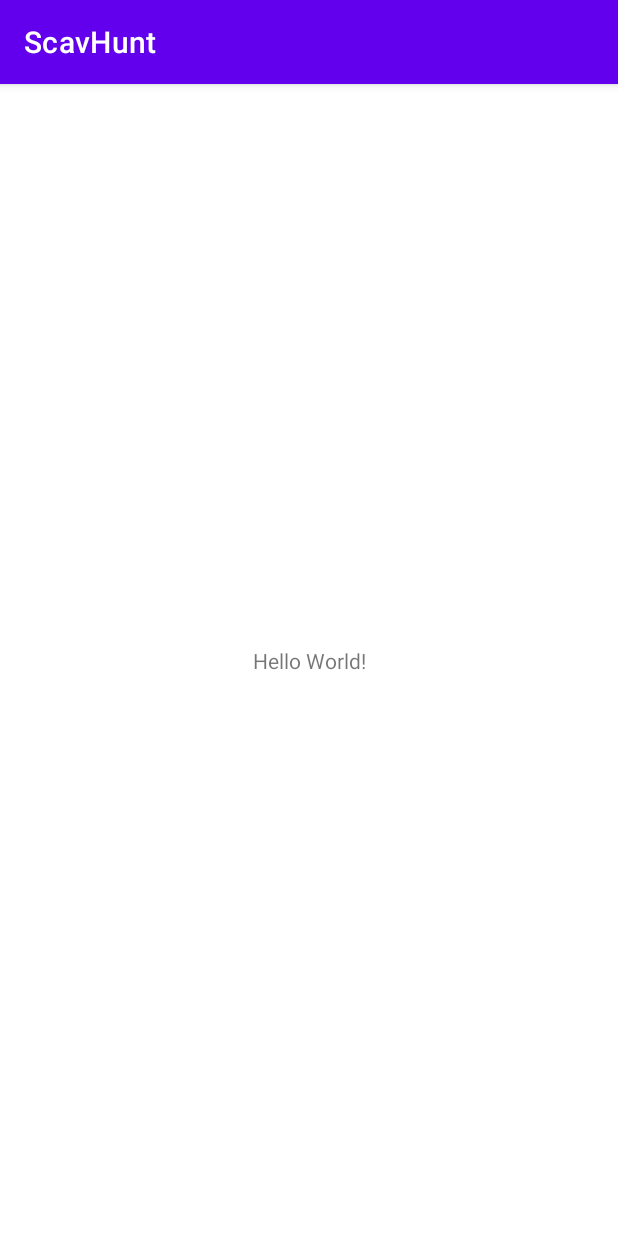
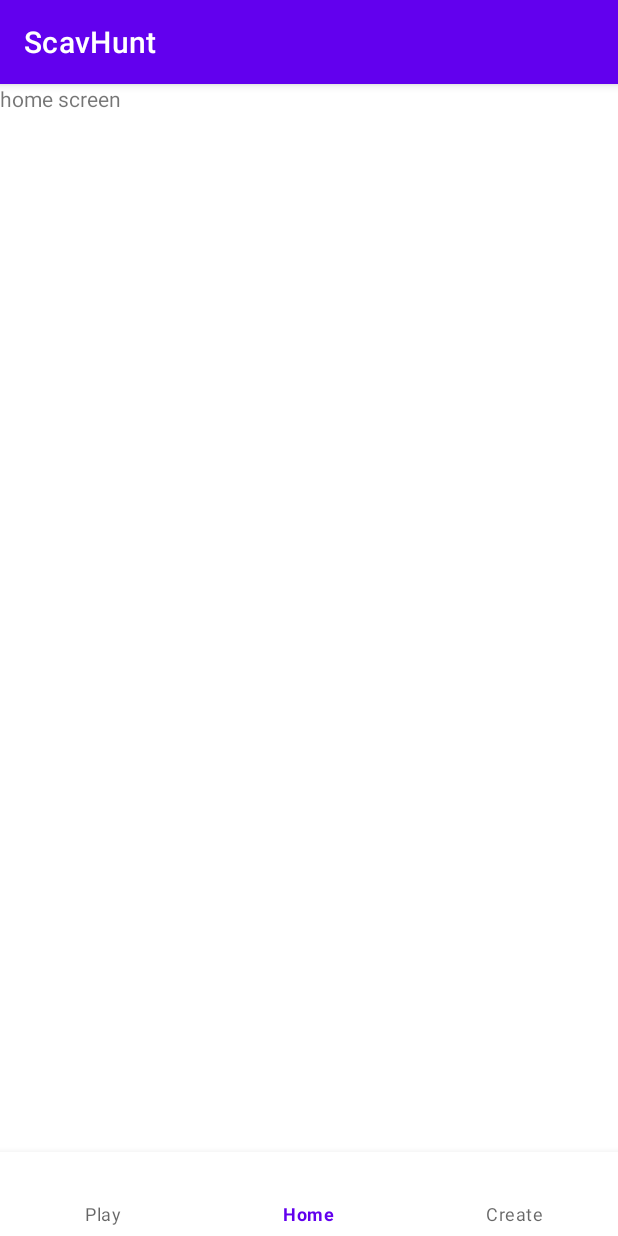
Before and after one commit to Andre-V/ScavHunt, an Android app: the screen it shows after launch (MainActivity), on a phone screen of 412 x 824 dp. Run offline under Robolectric (Android 15) with nearby library versions, the phone set to English and light mode, and no system bars; our stand-ins replace navigation-ui.

Commit message:
create working bottom navigation

```diff
--- a/app/build.gradle
+++ b/app/build.gradle
@@ -1,6 +1,7 @@
 plugins {
     id 'com.android.application'
     id 'kotlin-android'
+    id 'kotlin-android-extensions'
 }
 
 android {
@@ -37,6 +38,11 @@ dependencies {
     implementation 'androidx.appcompat:appcompat:1.3.1'
     implementation 'com.google.android.material:material:1.4.0'
     implementation 'androidx.constraintlayout:constraintlayout:2.1.1'
+    implementation 'androidx.recyclerview:recyclerview:1.2.1'
+    implementation 'androidx.lifecycle:lifecycle-viewmodel-ktx:2.3.1'
+    implementation 'androidx.navigation:navigation-fragment-ktx:2.3.5'
+    implementation 'androidx.navigation:navigation-ui-ktx:2.3.5'
+    implementation 'androidx.legacy:legacy-support-v4:1.0.0'
     testImplementation 'junit:junit:4.+'
     androidTestImplementation 'androidx.test.ext:junit:1.1.3'
     androidTestImplementation 'androidx.test.espresso:espresso-core:3.4.0'
--- a/app/src/main/java/com/example/scavhunt/MainActivity.kt
+++ b/app/src/main/java/com/example/scavhunt/MainActivity.kt
@@ -2,10 +2,22 @@ package com.example.scavhunt
 
 import androidx.appcompat.app.AppCompatActivity
 import android.os.Bundle
+import androidx.navigation.findNavController
+import androidx.navigation.fragment.NavHostFragment
+import androidx.navigation.ui.setupWithNavController
+import com.google.android.material.bottomnavigation.BottomNavigationView
 
 class MainActivity : AppCompatActivity() {
     override fun onCreate(savedInstanceState: Bundle?) {
         super.onCreate(savedInstanceState)
         setContentView(R.layout.activity_main)
+
+        // Set up navigation
+        val navView : BottomNavigationView = findViewById(R.id.main_nav_view)
+        val navHostFragment = supportFragmentManager.findFragmentById(R.id.main_fragment_container)
+            as NavHostFragment
+        val navController = navHostFragment.navController
+        navView.setupWithNavController(navController)
+
     }
 }
--- /dev/null
+++ b/app/src/main/java/com/example/scavhunt/fragment/FragmentHomeScreen.kt
@@ -0,0 +1,60 @@
+package com.example.scavhunt.fragment
+
+import android.os.Bundle
+import androidx.fragment.app.Fragment
+import android.view.LayoutInflater
+import android.view.View
+import android.view.ViewGroup
+import com.example.scavhunt.R
+
+// TODO: Rename parameter arguments, choose names that match
+// the fragment initialization parameters, e.g. ARG_ITEM_NUMBER
+private const val ARG_PARAM1 = "param1"
+private const val ARG_PARAM2 = "param2"
+
+/**
+ * A simple [Fragment] subclass.
+ * Use the [FragmentHomeScreen.newInstance] factory method to
+ * create an instance of this fragment.
+ */
+class FragmentHomeScreen : Fragment() {
+    // TODO: Rename and change types of parameters
+    private var param1: String? = null
+    private var param2: String? = null
+
+    override fun onCreate(savedInstanceState: Bundle?) {
+        super.onCreate(savedInstanceState)
+        arguments?.let {
+            param1 = it.getString(ARG_PARAM1)
+            param2 = it.getString(ARG_PARAM2)
+        }
+    }
+
+    override fun onCreateView(
+        inflater: LayoutInflater, container: ViewGroup?,
+        savedInstanceState: Bundle?
+    ): View? {
+        // Inflate the layout for this fragment
+        return inflater.inflate(R.layout.fragment_home_screen, container, false)
+    }
+
+    companion object {
+        /**
+         * Use this factory method to create a new instance of
+         * this fragment using the provided parameters.
+         *
+         * @param param1 Parameter 1.
+         * @param param2 Parameter 2.
+         * @return A new instance of fragment FragmentHomeScreen.
+         */
+        // TODO: Rename and change types and number of parameters
+        @JvmStatic
+        fun newInstance(param1: String, param2: String) =
+            FragmentHomeScreen().apply {
+                arguments = Bundle().apply {
+                    putString(ARG_PARAM1, param1)
+                    putString(ARG_PARAM2, param2)
+                }
+            }
+    }
+}
--- a/app/src/main/res/layout/activity_main.xml
+++ b/app/src/main/res/layout/activity_main.xml
@@ -6,13 +6,26 @@
     android:layout_height="match_parent"
     tools:context=".MainActivity">
 
-    <TextView
-        android:layout_width="wrap_content"
+    <androidx.fragment.app.FragmentContainerView
+        android:id="@+id/main_fragment_container"
+        android:name="androidx.navigation.fragment.NavHostFragment"
+        android:layout_width="0dp"
+        android:layout_height="0dp"
+        app:defaultNavHost="true"
+        app:layout_constraintBottom_toBottomOf="parent"
+        app:layout_constraintEnd_toEndOf="parent"
+        app:layout_constraintStart_toStartOf="parent"
+        app:layout_constraintTop_toTopOf="parent"
+        app:navGraph="@navigation/activity_main_nav_graph"
+        tools:layout="@layout/fragment_create_hunt" />
+
+    <com.google.android.material.bottomnavigation.BottomNavigationView
+        android:id="@+id/main_nav_view"
+        android:layout_width="0dp"
         android:layout_height="wrap_content"
-        android:text="Hello World!"
-        app:layout_constraintBottom_toBottomOf="parent"
-        app:layout_constraintLeft_toLeftOf="parent"
-        app:layout_constraintRight_toRightOf="parent"
-        app:layout_constraintTop_toTopOf="parent" />
+        app:layout_constraintBottom_toBottomOf="@+id/main_fragment_container"
+        app:layout_constraintEnd_toEndOf="parent"
+        app:layout_constraintStart_toStartOf="parent"
+        app:menu="@menu/activity_main_menu" />
 
 </androidx.constraintlayout.widget.ConstraintLayout>
--- /dev/null
+++ b/app/src/main/res/layout/fragment_home_screen.xml
@@ -0,0 +1,14 @@
+<?xml version="1.0" encoding="utf-8"?>
+<FrameLayout xmlns:android="http://schemas.android.com/apk/res/android"
+    xmlns:tools="http://schemas.android.com/tools"
+    android:layout_width="match_parent"
+    android:layout_height="match_parent"
+    tools:context=".fragment.FragmentHomeScreen">
+
+    <!-- TODO: Update blank fragment layout -->
+    <TextView
+        android:layout_width="match_parent"
+        android:layout_height="match_parent"
+        android:text="home screen" />
+
+</FrameLayout>
--- /dev/null
+++ b/app/src/main/res/menu/activity_main_menu.xml
@@ -0,0 +1,12 @@
+<?xml version="1.0" encoding="utf-8"?>
+<menu xmlns:android="http://schemas.android.com/apk/res/android">
+    <item
+        android:id="@+id/play_hunt"
+        android:title="@string/menu_play_hunt" />
+    <item
+        android:id="@+id/home_screen"
+        android:title="@string/menu_home_screen"/>
+    <item
+        android:id="@+id/create_hunt"
+        android:title="@string/menu_create_hunt" />
+</menu>
--- /dev/null
+++ b/app/src/main/res/navigation/activity_main_nav_graph.xml
@@ -0,0 +1,22 @@
+<?xml version="1.0" encoding="utf-8"?>
+<navigation xmlns:android="http://schemas.android.com/apk/res/android"
+    xmlns:app="http://schemas.android.com/apk/res-auto"
+    xmlns:tools="http://schemas.android.com/tools"
+    android:id="@+id/activity_main_nav_graph"
+    app:startDestination="@+id/home_screen">
+    <fragment
+        android:id="@+id/play_hunt"
+        android:name="com.example.scavhunt.fragment.FragmentPlayHunt"
+        android:label="@string/menu_play_hunt"
+        tools:layout="@layout/fragment_play_hunt"/>
+    <fragment
+        android:id="@+id/home_screen"
+        android:name="com.example.scavhunt.fragment.FragmentHomeScreen"
+        android:label="@string/menu_home_screen"
+        tools:layout="@layout/fragment_home_screen"/>
+    <fragment
+        android:id="@+id/create_hunt"
+        android:name="com.example.scavhunt.fragment.FragmentCreateHunt"
+        android:label="@string/menu_create_hunt"
+        tools:layout="@layout/fragment_create_hunt"/>
+</navigation>
--- a/app/src/main/res/values/strings.xml
+++ b/app/src/main/res/values/strings.xml
@@ -1,3 +1,7 @@
 <resources>
     <string name="app_name">ScavHunt</string>
+    <string name="menu_create_hunt">Create</string>
+    <string name="menu_play_hunt">Play</string>
+    <string name="menu_home_screen">Home</string>
+    <string name="hello_blank_fragment">Hello blank fragment</string>
 </resources>
```
Also changed, not shown: app/src/main/java/com/example/scavhunt/fragment/FragmentCreateHunt.kt (added, +60 -0 lines), app/src/main/java/com/example/scavhunt/fragment/FragmentPlayHunt.kt (added, +61 -0 lines), app/src/main/res/layout/fragment_create_hunt.xml (added, +14 -0 lines), app/src/main/res/layout/fragment_play_hunt.xml (added, +14 -0 lines).
